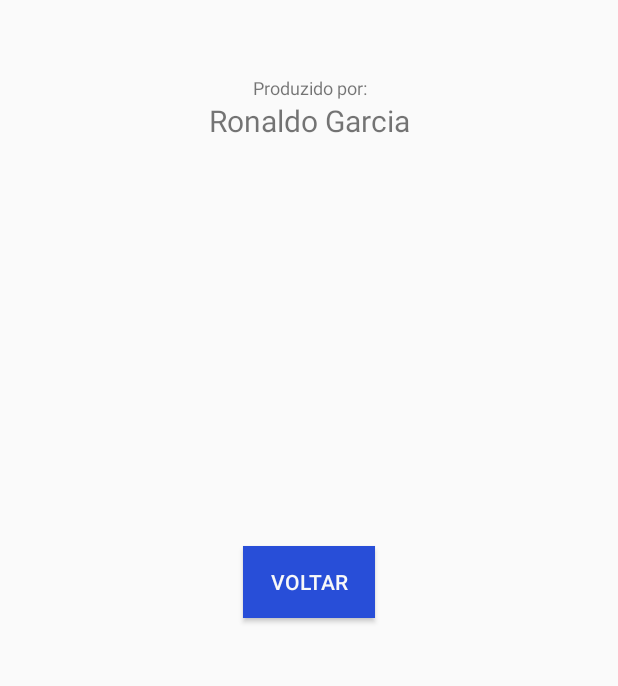
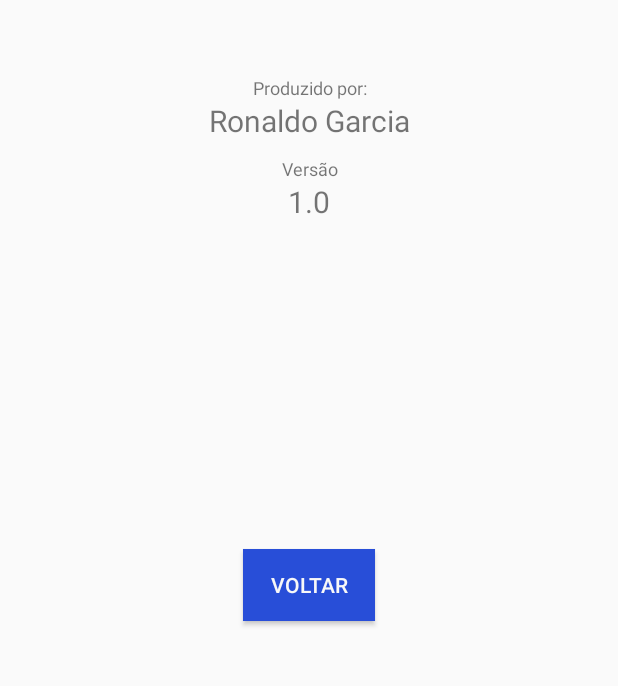
Before and after one commit to gcronaldo/PokemonPo, an Android app: the fragment AboutFragment placed in its activity, on a phone screen of 412 x 824 dp, the part 513-1199 px from its top. Run offline under Robolectric (Android 15) with nearby library versions, the phone set to English and light mode, and no system bars; libraries missing offline, so code that uses them is left out: com.ronaldo.coelho.

Commit message:
Added Logout Button and Version info.

```diff
--- a/app/src/main/java/com/ronaldo/coelho/garcia/pokemonpo/MainActivity.kt
+++ b/app/src/main/java/com/ronaldo/coelho/garcia/pokemonpo/MainActivity.kt
@@ -2,9 +2,12 @@ package com.ronaldo.coelho.garcia.pokemonpo
 
 import android.support.v7.app.AppCompatActivity
 import android.os.Bundle
+import android.widget.Toast
 
 
 class MainActivity : AppCompatActivity() {
+
+    private lateinit var backToast: Toast
 
     override fun onCreate(savedInstanceState: Bundle?) {
         super.onCreate(savedInstanceState)
--- a/app/src/main/java/com/ronaldo/coelho/garcia/pokemonpo/MainFragment.kt
+++ b/app/src/main/java/com/ronaldo/coelho/garcia/pokemonpo/MainFragment.kt
@@ -9,6 +9,7 @@ import android.view.LayoutInflater
 import android.view.View
 import android.view.ViewGroup
 import android.widget.Button
+import kotlinx.android.synthetic.main.fragment_main.*
 import retrofit2.Call
 import retrofit2.Callback
 import retrofit2.Response
@@ -29,6 +30,7 @@ class MainFragment : Fragment() {
         val goAbout = view.findViewById<Button>(R.id.btnAbout)
         val goRanking = view.findViewById<Button>(R.id.btnRanking)
         val playGame = view.findViewById<Button>(R.id.btnPlayGame)
+        val logout = view.findViewById<Button>(R.id.btnLogout)
 
         goAbout.setOnClickListener{
             val aboutFragment = AboutFragment()
@@ -56,6 +58,10 @@ class MainFragment : Fragment() {
             transaction.commit()
         }
 
+        logout.setOnClickListener{
+            System.exit(0)
+        }
+
         return view
     }
 
--- a/app/src/main/res/layout/fragment_about.xml
+++ b/app/src/main/res/layout/fragment_about.xml
@@ -42,6 +42,31 @@
 
         </LinearLayout>
 
+        <!-- Version Info -->
+        <LinearLayout
+                android:layout_width="match_parent"
+                android:layout_height="wrap_content"
+                android:orientation="vertical"
+                android:layout_marginTop="10dp"
+                android:layout_gravity="center">
+
+            <TextView
+                    android:layout_width="match_parent"
+                    android:layout_height="wrap_content"
+                    android:textSize="12sp"
+                    android:gravity="center"
+                    android:text="@string/labelVersion"/>
+
+            <TextView
+                    android:layout_width="match_parent"
+                    android:layout_height="match_parent"
+                    android:gravity="center"
+                    android:textSize="20sp"
+                    android:text="@string/version"
+                    android:elegantTextHeight="true"/>
+
+        </LinearLayout>
+
         <!-- Button -->
         <LinearLayout
                 android:layout_width="match_parent"
@@ -49,7 +74,7 @@
                 android:orientation="horizontal"
                 android:baselineAligned="true"
                 android:gravity="center"
-                android:layout_marginTop="200dp">
+                android:layout_marginTop="150dp">
 
             <Button
                     android:id="@+id/btnHome"
--- a/app/src/main/res/layout/fragment_main.xml
+++ b/app/src/main/res/layout/fragment_main.xml
@@ -50,6 +50,16 @@
                 android:background="@color/colorBackgroundButton"
                 android:textColor="@color/colorTextButton"/>
 
+        <Button
+                android:id="@+id/btnLogout"
+                android:layout_width="0dp"
+                android:layout_height="match_parent"
+                android:layout_weight="5"
+                android:text="@string/labelLogout"
+                android:layout_marginHorizontal="1dp"
+                android:background="@color/colorBackgroundButton"
+                android:textColor="@color/colorTextButton"/>
+
     </LinearLayout>
 
 
--- a/app/src/main/res/values/strings.xml
+++ b/app/src/main/res/values/strings.xml
@@ -4,7 +4,9 @@
     <string name="playGame">Jogar</string>
     <string name="rankingPlayers">Ranking</string>
     <string name="aboutGame">Sobre</string>
+    <string name="labelLogout">Sair</string>
     <string name="exitGame">Sair</string>
+    <string name="labelVersion">Versão</string>
     <string name="version">1.0</string>
     <string name="owner">Ronaldo Garcia</string>
     <string name="createdBy">Produzido por: </string>
```
